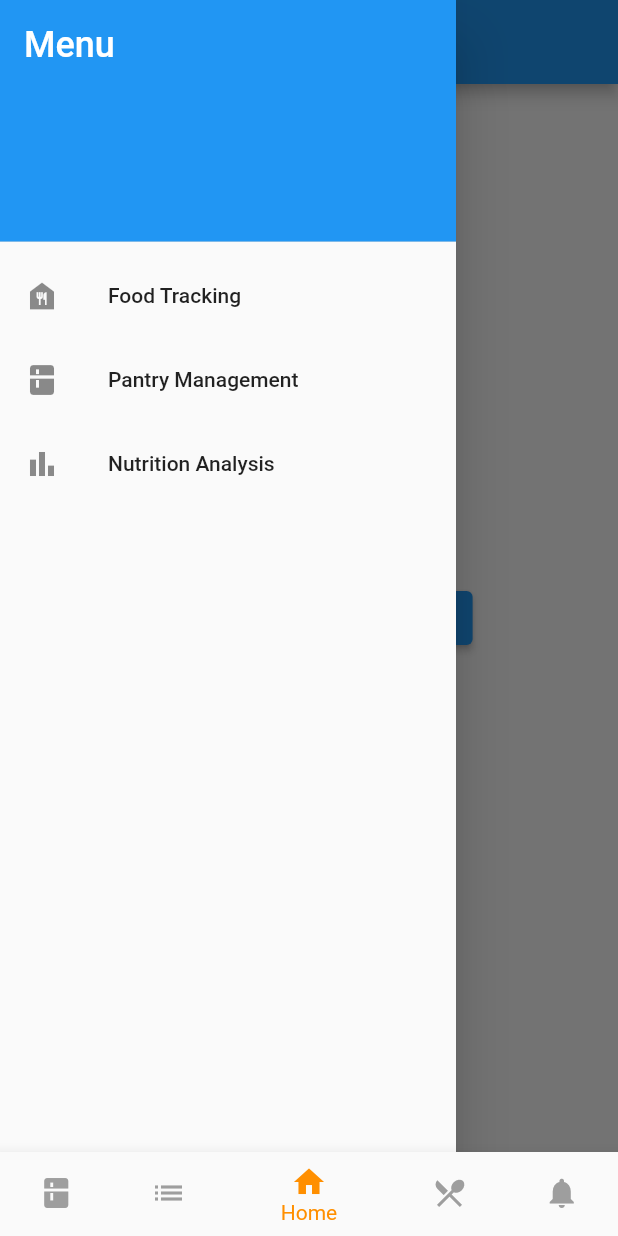
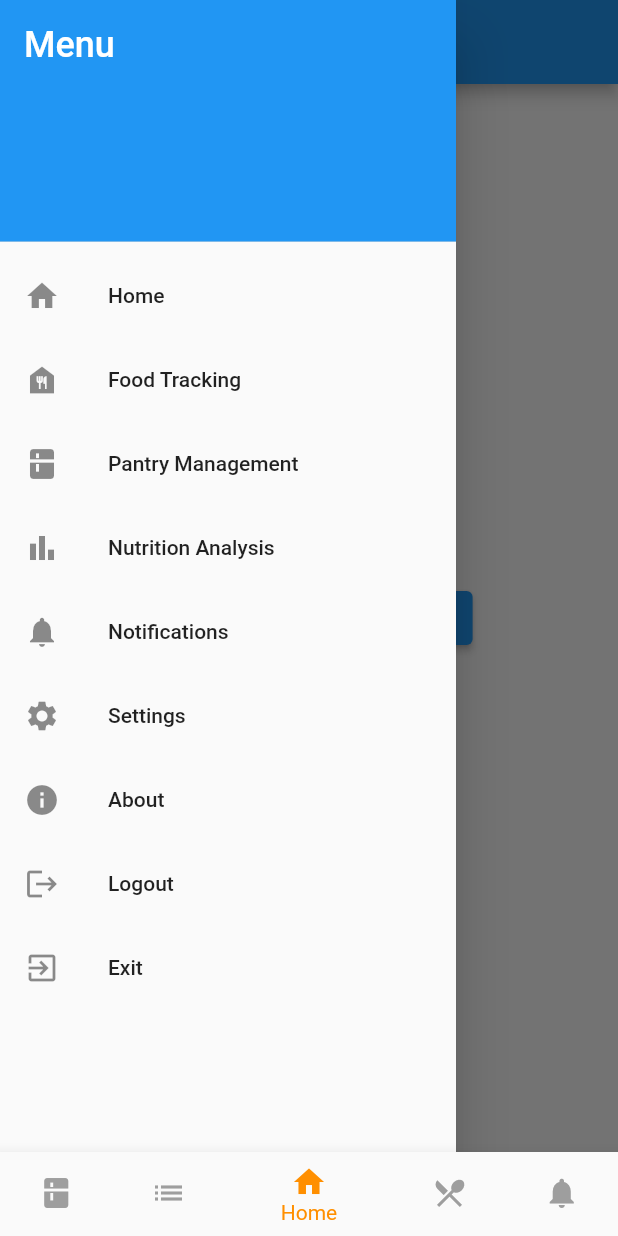
Before and after one commit to Henness0666/PantryPlanner, a Flutter app: the screen it shows after launch, with the side drawer open, on a phone screen of 412 x 824 dp. Run offline on Flutter 3.47's test engine with Material 2 defaults, Android fonts, the phone set to English and light mode, and no system bars; our stand-ins replace sqflite; accounts and stored records are empty.

Commit message:
Added more screens and drawer menu options.

```diff
--- /dev/null
+++ b/lib/base_screen.dart
@@ -0,0 +1,108 @@
+import 'package:flutter/material.dart';
+
+class BaseScreen extends StatelessWidget {
+  final Widget body;
+  final String title;
+
+  const BaseScreen({Key? key, required this.body, required this.title})
+      : super(key: key);
+
+  @override
+  Widget build(BuildContext context) {
+    return Scaffold(
+      appBar: AppBar(
+        title: Text(title),
+      ),
+      drawer: Drawer(
+        // Your drawer contents...
+        child: ListView(
+          padding: EdgeInsets.zero,
+          children: [
+            const DrawerHeader(
+              decoration: BoxDecoration(
+                color: Colors.blue,
+              ),
+              child: Text(
+                'Menu',
+                style: TextStyle(color: Colors.white, fontSize: 24),
+              ),
+            ),
+            ListTile(
+              leading: const Icon(Icons.home),
+              title: const Text('Home'),
+              onTap: () {
+                Navigator.pop(context);
+                Navigator.pushNamed(context, '/');
+              },
+            ),
+            ListTile(
+              leading: const Icon(Icons.food_bank),
+              title: const Text('Food Tracking'),
+              onTap: () {
+                Navigator.pop(context);
+                Navigator.pushNamed(context, '/foodTracking');
+              },
+            ),
+            ListTile(
+              leading: const Icon(Icons.kitchen),
+              title: const Text('Pantry Management'),
+              onTap: () {
+                Navigator.pop(context);
+                Navigator.pushNamed(context, '/pantry');
+              },
+            ),
+            ListTile(
+              leading: const Icon(Icons.bar_chart),
+              title: const Text('Nutrition Analysis'),
+              onTap: () {
+                Navigator.pop(context);
+                Navigator.pushNamed(context, '/nutritionAnalysis');
+              },
+            ),
+            ListTile(
+              leading: const Icon(Icons.notifications),
+              title: const Text('Notifications'),
+              onTap: () {
+                Navigator.pop(context);
+                Navigator.pushNamed(context, '/notifications');
+              },
+            ),
+            ListTile(
+              leading: const Icon(Icons.settings),
+              title: const Text('Settings'),
+              onTap: () {
+                Navigator.pop(context);
+                Navigator.pushNamed(context, '/settings');
+              },
+            ),
+            ListTile(
+              leading: const Icon(Icons.info),
+              title: const Text('About'),
+              onTap: () {
+                Navigator.pop(context);
+                Navigator.pushNamed(context, '/about');
+              },
+            ),
+            ListTile(
+              leading: const Icon(Icons.logout),
+              title: const Text('Logout'),
+              onTap: () {
+                Navigator.pop(context);
+                Navigator.pushNamed(context, '/logout');
+              },
+            ),
+            ListTile(
+              leading: const Icon(Icons.exit_to_app),
+              title: const Text('Exit'),
+              onTap: () {
+                Navigator.pop(context);
+                Navigator.pushNamed(context, '/exit');
+              },
+            ),
+          ],
+        ),
+      ),
+      body: body,
+    );
+  }
+}
--- a/lib/home_screen.dart
+++ b/lib/home_screen.dart
@@ -1,7 +1,5 @@
 import 'package:flutter/material.dart';
-import 'food_tracking_screen.dart';
-import 'pantry_screen.dart';
-import 'nutrition_analysis_screen.dart';
+import 'base_screen.dart';
 import 'Data Models/food_item.dart';
 
 class HomeScreen extends StatelessWidget {
@@ -16,61 +14,8 @@ class HomeScreen extends StatelessWidget {
 
   @override
   Widget build(BuildContext context) {
-    return Scaffold(
-      appBar: AppBar(
-        title: const Text('Pantry Planner'),
-      ),
-      drawer: Drawer(
-        child: ListView(
-          padding: EdgeInsets.zero,
-          children: [
-            const DrawerHeader(
-              decoration: BoxDecoration(
-                color: Colors.blue,
-              ),
-              child: Text(
-                'Menu',
-                style: TextStyle(color: Colors.white, fontSize: 24),
-              ),
-            ),
-            ListTile(
-              leading: const Icon(Icons.food_bank),
-              title: const Text('Food Tracking'),
-              onTap: () {
-                Navigator.pop(context);
-                Navigator.push(
-                  context,
-                  MaterialPageRoute(
-                      builder: (context) => const FoodTrackingScreen()),
-                );
-              },
-            ),
-            ListTile(
-              leading: const Icon(Icons.kitchen),
-              title: const Text('Pantry Management'),
-              onTap: () {
-                Navigator.pop(context);
-                Navigator.push(
-                  context,
-                  MaterialPageRoute(builder: (context) => const PantryScreen()),
-                );
-              },
-            ),
-            ListTile(
-              leading: const Icon(Icons.bar_chart),
-              title: const Text('Nutrition Analysis'),
-              onTap: () {
-                Navigator.pop(context);
-                Navigator.push(
-                  context,
-                  MaterialPageRoute(
-                      builder: (context) => const NutritionAnalysisScreen()),
-                );
-              },
-            ),
-          ],
-        ),
-      ),
+    return BaseScreen(
+      title: 'Pantry Planner',
       body: Center(
         child: ElevatedButton(
           onPressed: () async {
--- a/lib/main.dart
+++ b/lib/main.dart
@@ -6,6 +6,14 @@ import 'pantry_screen.dart';
 import 'meal_planning_screen.dart';
 import 'shopping_list_screen.dart';
 import 'notifications_screen.dart';
+import 'food_tracking_screen.dart';
+import 'nutrition_analysis_screen.dart';
+import 'setting_screen.dart';
+import 'about_screen.dart';
+import 'help_screen.dart';
+import 'login_screen.dart';
+import 'register_screen.dart';
+import 'forgot_password_screen.dart';
 
 void main() {
   // Avoid errors caused by flutter upgrade.
@@ -58,7 +66,8 @@ class MyAppState extends State<MyApp> {
       title: 'Pantry Planner',
       theme: lightTheme, // Your light theme
       darkTheme: darkTheme, // Your dark theme
-      home: Scaffold(
+      routes: {
+        '/': (context) => Scaffold(
               body: Center(
                 child: _widgetOptions.elementAt(_selectedIndex),
               ),
@@ -92,9 +101,24 @@ class MyAppState extends State<MyApp> {
                 onTap: _onItemTapped,
               ),
             ),
+        '/home': (context) => const HomeScreen(),
+        '/foodTracking': (context) => const FoodTrackingScreen(),
+        '/pantry': (context) => const PantryScreen(),
+        '/nutritionAnalysis': (context) => const NutritionAnalysisScreen(),
+        '/mealPlanning': (context) => const MealPlanningScreen(),
+        '/shoppingList': (context) => const ShoppingListScreen(),
+        '/notifications': (context) => const NotificationsScreen(),
+        '/settings': (context) => const SettingsScreen(),
+        '/about': (context) => const AboutScreen(),
+        '/help': (context) => const HelpScreen(),
+        '/login': (context) => const LoginScreen(),
+        '/register': (context) => const RegisterScreen(),
+        '/forgotPassword': (context) => const ForgotPasswordScreen(),
+      },
     );
   }
 }
+
 
 // testDatabase () async {
 
--- a/lib/notifications_screen.dart
+++ b/lib/notifications_screen.dart
@@ -1,15 +1,14 @@
 import 'package:flutter/material.dart';
+import 'base_screen.dart';
 
 class NotificationsScreen extends StatelessWidget {
   const NotificationsScreen({Key? key}) : super(key: key);
 
   @override
   Widget build(BuildContext context) {
-    return Scaffold(
-      appBar: AppBar(
-        title: const Text('Notifications'),
-      ),
-      body: const Center(
+    return const BaseScreen(
+      title: 'Notifications',
+      body: Center(
         child: Text(
           'This is the Notifications screen. Implement your notifications features here!',
           style: TextStyle(fontSize: 18),
```
Also changed, not shown: lib/about_screen.dart (added, +26 -0 lines), lib/forgot_password_screen.dart (added, +26 -0 lines), lib/help_screen.dart (added, +26 -0 lines), lib/login_screen.dart (added, +26 -0 lines), lib/meal_planning_screen.dart (+4 -5 lines), lib/pantry_screen.dart (+4 -5 lines), lib/register_screen.dart (added, +26 -0 lines), lib/setting_screen.dart (added, +26 -0 lines), lib/shopping_list_screen.dart (+4 -5 lines). Lines whose indentation alone changed are shown as unchanged.
